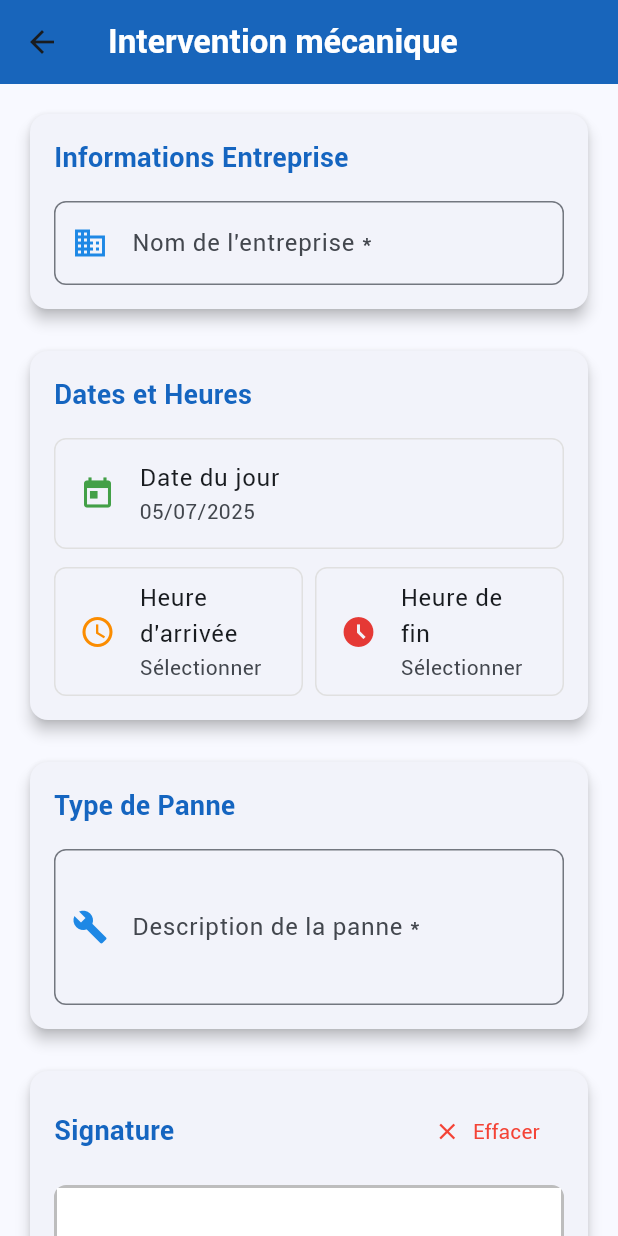
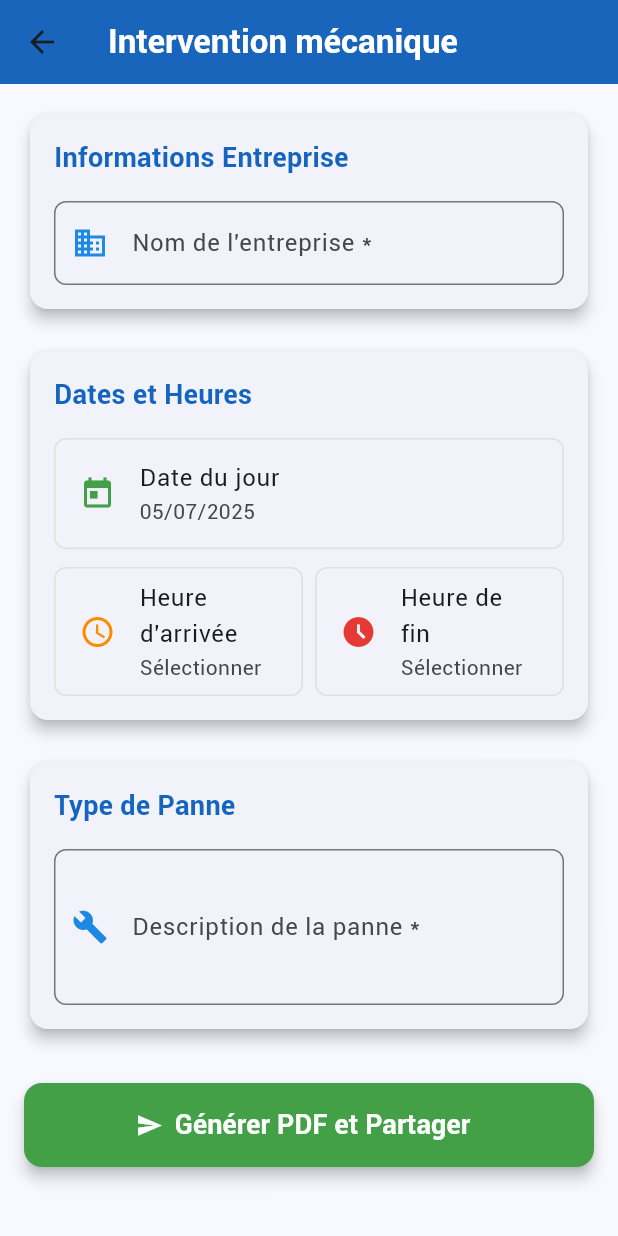
Before and after one commit to Ameut/app_enso, a Flutter app: the InterventionPage screen opened directly, on a phone screen of 412 x 824 dp. Run offline on Flutter 3.47's test engine with Material 3 defaults, Android fonts, the phone set to English and light mode, and no system bars; drawn by our look-alikes of signature; our stand-ins replace audioplayers, csv, fl_chart, flutter_local_notifications, hive, image_picker and 7 more; accounts and stored records are empty.

Commit message:
corection sur la page main et declassement

```diff
--- a/lib/intervention.dart
+++ b/lib/intervention.dart
@@ -1,5 +1,4 @@
 import 'package:flutter/material.dart';
-import 'package:signature/signature.dart';
 import 'package:pdf/pdf.dart';
 import 'package:pdf/widgets.dart' as pw;
 import 'package:path_provider/path_provider.dart';
@@ -7,12 +6,14 @@ import 'dart:io';
 import 'package:intl/intl.dart';
 import 'package:share_plus/share_plus.dart';
 
+/// Petite fonction utilitaire pour formater une heure au format 2 chiffres (ex: 09:05)
 String _formatHeure(TimeOfDay heure) {
   final h = heure.hour.toString().padLeft(2, '0');
   final m = heure.minute.toString().padLeft(2, '0');
   return '$h:$m';
 }
 
+/// Page d'intervention mécanique, formulaire de saisie et génération de PDF (sans signature)
 class InterventionPage extends StatefulWidget {
   @override
   _InterventionPageState createState() => _InterventionPageState();
@@ -21,23 +22,16 @@ class InterventionPage extends StatefulWidget {
 class _InterventionPageState extends State<InterventionPage> {
   final _formKey = GlobalKey<FormState>();
 
-  // Contrôleurs de texte
+  // Contrôleurs de texte pour récupérer les saisies utilisateur
   final TextEditingController _entrepriseController = TextEditingController();
   final TextEditingController _typePanneController = TextEditingController();
 
-  // Variables pour les dates et heures
+  // Variables de date et heure, initialisées à la date/heure actuelles
   DateTime _dateJour = DateTime.now();
   TimeOfDay? _heureArrivee;
   TimeOfDay? _heureFin;
 
-  // Contrôleur de signature
-  final SignatureController _signatureController = SignatureController(
-    penStrokeWidth: 3,
-    penColor: Colors.black,
-    exportBackgroundColor: Colors.white,
-  );
-
-  bool _isLoading = false;
+  bool _isLoading = false; // Affichage du loader lors de la génération PDF
 
   @override
   Widget build(BuildContext context) {
@@ -54,6 +48,7 @@ class _InterventionPageState extends State<InterventionPage> {
         backgroundColor: Colors.blue[800],
         elevation: 4,
       ),
+      // Le formulaire est scrollable pour s'adapter à tous les écrans
       body: SingleChildScrollView(
         padding: EdgeInsets.all(16.0),
         child: Form(
@@ -61,15 +56,13 @@ class _InterventionPageState extends State<InterventionPage> {
           child: Column(
             crossAxisAlignment: CrossAxisAlignment.start,
             children: [
-              _buildSectionEntreprise(),
+              _buildSectionEntreprise(), // Bloc nom entreprise
               SizedBox(height: 20),
-              _buildSectionDatesHeures(),
+              _buildSectionDatesHeures(), // Bloc date et heures
               SizedBox(height: 20),
-              _buildSectionTypePanne(),
-              SizedBox(height: 20),
-              _buildSectionSignature(),
+              _buildSectionTypePanne(), // Bloc description de la panne
               SizedBox(height: 32),
-              _buildBoutonEnvoi(),
+              _buildBoutonEnvoi(), // Bouton pour générer et partager le PDF
             ],
           ),
         ),
@@ -77,6 +70,7 @@ class _InterventionPageState extends State<InterventionPage> {
     );
   }
 
+  /// Bloc UI : informations sur l'entreprise
   Widget _buildSectionEntreprise() {
     return Card(
       elevation: 4,
@@ -122,6 +116,7 @@ class _InterventionPageState extends State<InterventionPage> {
     );
   }
 
+  /// Bloc UI : sélection de la date et des heures d'intervention
   Widget _buildSectionDatesHeures() {
     return Card(
       elevation: 4,
@@ -141,7 +136,7 @@ class _InterventionPageState extends State<InterventionPage> {
             ),
             SizedBox(height: 16),
 
-            // Date du jour (automatique)
+            // Date du jour (remplie automatiquement)
             ListTile(
               leading: Icon(Icons.today, color: Colors.green[600]),
               title: Text('Date du jour'),
@@ -153,7 +148,7 @@ class _InterventionPageState extends State<InterventionPage> {
             ),
             SizedBox(height: 12),
 
-            // Heures
+            // Sélection des heures d'arrivée et de fin
             Row(
               children: [
                 Expanded(
@@ -194,6 +189,7 @@ class _InterventionPageState extends State<InterventionPage> {
     );
   }
 
+  /// Bloc UI : description de la panne
   Widget _buildSectionTypePanne() {
     return Card(
       elevation: 4,
@@ -240,64 +236,7 @@ class _InterventionPageState extends State<InterventionPage> {
     );
   }
 
-  Widget _buildSectionSignature() {
-    return Card(
-      elevation: 4,
-      shape: RoundedRectangleBorder(borderRadius: BorderRadius.circular(12)),
-      child: Padding(
-        padding: EdgeInsets.all(16.0),
-        child: Column(
-          crossAxisAlignment: CrossAxisAlignment.start,
-          children: [
-            Row(
-              mainAxisAlignment: MainAxisAlignment.spaceBetween,
-              children: [
-                Text(
-                  'Signature',
-                  style: TextStyle(
-                    fontSize: 18,
-                    fontWeight: FontWeight.bold,
-                    color: Colors.blue[800],
-                  ),
-                ),
-                TextButton.icon(
-                  onPressed: () {
-                    _signatureController.clear();
-                  },
-                  icon: Icon(Icons.clear, color: Colors.red),
-                  label: Text('Effacer', style: TextStyle(color: Colors.red)),
-                ),
-              ],
-            ),
-            SizedBox(height: 12),
-            Container(
-              width: double.infinity,
-              height: 200,
-              decoration: BoxDecoration(
-                border: Border.all(color: Colors.grey[400]!, width: 2),
-                borderRadius: BorderRadius.circular(8),
-                color: Colors.grey[50],
-              ),
-              child: Signature(
-                controller: _signatureController,
-                backgroundColor: Colors.white,
-              ),
-            ),
-            SizedBox(height: 8),
-            Text(
-              'Signez dans le cadre ci-dessus',
-              style: TextStyle(
-                fontSize: 12,
-                color: Colors.grey[600],
-                fontStyle: FontStyle.italic,
-              ),
-            ),
-          ],
-        ),
-      ),
-    );
-  }
-
+  /// Unique bouton d'envoi pour générer le PDF et le partager
   Widget _buildBoutonEnvoi() {
     return SizedBox(
       width: double.infinity,
@@ -333,6 +272,7 @@ class _InterventionPageState extends State<InterventionPage> {
     );
   }
 
+  /// Sélection de l'heure via le sélecteur natif Flutter
   Future<void> _selectionnerHeure(bool isArrivee) async {
     final TimeOfDay? heure = await showTimePicker(
       context: context,
@@ -352,6 +292,7 @@ class _InterventionPageState extends State<InterventionPage> {
     }
   }
 
+  /// Génère le PDF, sauvegarde en temporaire, puis lance le partage natif
   Future<void> _genererEtPartagerPDF() async {
     if (!_formKey.currentState!.validate()) {
       _afficherMessage('Veuillez remplir tous les champs obligatoires',
@@ -365,29 +306,25 @@ class _InterventionPageState extends State<InterventionPage> {
       return;
     }
 
-    if (_signatureController.isEmpty) {
-      _afficherMessage('Veuillez signer le document', isError: true);
-      return;
-    }
-
     setState(() {
       _isLoading = true;
     });
 
     try {
-      // Générer le PDF
+      // 1. Génération du PDF
       final pdf = await _genererPDF();
 
-      // Sauvegarder le PDF
+      // 2. Sauvegarde sur le stockage temporaire de l'appareil
       final directory = await getTemporaryDirectory();
       final file = File(
           '${directory.path}/intervention_${DateTime.now().millisecondsSinceEpoch}.pdf');
       await file.writeAsBytes(await pdf.save());
 
-      // PARTAGE NATIF
+      // 3. Partage natif (mail, Whatsapp, etc.)
       await Share.shareXFiles(
         [XFile(file.path)],
-        text: "Rapport d'intervention PDF généré via l'application.",
+        text:
+            "Rapport d'intervention PDF généré via l'application enso estérel.",
         subject: "Rapport d'intervention - ${_entrepriseController.text}",
       );
 
@@ -403,11 +340,9 @@ class _InterventionPageState extends State<InterventionPage> {
     }
   }
 
+  /// Fonction qui génère le PDF à partir des champs saisis
   Future<pw.Document> _genererPDF() async {
     final pdf = pw.Document();
-
-    // Convertir la signature en image
-    final signatureImage = await _signatureController.toPngBytes();
 
     pdf.addPage(
       pw.Page(
@@ -416,7 +351,7 @@ class _InterventionPageState extends State<InterventionPage> {
           return pw.Column(
             crossAxisAlignment: pw.CrossAxisAlignment.start,
             children: [
-              // En-tête
+              // EN-TÊTE
               pw.Container(
                 width: double.infinity,
                 padding: pw.EdgeInsets.all(20),
@@ -437,7 +372,7 @@ class _InterventionPageState extends State<InterventionPage> {
               ),
               pw.SizedBox(height: 30),
 
-              // Informations
+              // INFOS GÉNÉRALES
               pw.Container(
                 padding: pw.EdgeInsets.all(16),
                 decoration: pw.BoxDecoration(
@@ -462,7 +397,7 @@ class _InterventionPageState extends State<InterventionPage> {
               ),
               pw.SizedBox(height: 20),
 
-              // Type de panne
+              // TYPE DE PANNE
               pw.Container(
                 padding: pw.EdgeInsets.all(16),
                 decoration: pw.BoxDecoration(
@@ -481,39 +416,10 @@ class _InterventionPageState extends State<InterventionPage> {
                   ],
                 ),
               ),
-              pw.SizedBox(height: 20),
-
-              // Signature
-              pw.Container(
-                padding: pw.EdgeInsets.all(16),
-                decoration: pw.BoxDecoration(
-                  border: pw.Border.all(color: PdfColors.grey300),
-                  borderRadius: pw.BorderRadius.circular(8),
-                ),
-                child: pw.Column(
-                  crossAxisAlignment: pw.CrossAxisAlignment.start,
-                  children: [
-                    pw.Text('SIGNATURE',
-                        style: pw.TextStyle(
-                            fontSize: 16, fontWeight: pw.FontWeight.bold)),
-                    pw.SizedBox(height: 10),
-                    pw.Container(
-                      height: 100,
-                      width: 200,
-                      decoration: pw.BoxDecoration(
-                        border: pw.Border.all(color: PdfColors.grey400),
-                      ),
-                      child: signatureImage != null
-                          ? pw.Image(pw.MemoryImage(signatureImage))
-                          : pw.Center(child: pw.Text('Pas de signature')),
-                    ),
-                  ],
-                ),
-              ),
 
               pw.Spacer(),
 
-              // Pied de page
+              // PIED DE PAGE : date et heure de génération
               pw.Center(
                 child: pw.Text(
                   'Document généré le ${DateFormat('dd/MM/yyyy à HH:mm').format(DateTime.now())}',
@@ -525,10 +431,10 @@ class _InterventionPageState extends State<InterventionPage> {
         },
       ),
     );
-
     return pdf;
   }
 
+  /// Fonction utilitaire pour formater une ligne dans le PDF
   pw.Widget _buildPDFRow(String label, String value) {
     return pw.Padding(
       padding: pw.EdgeInsets.symmetric(vertical: 4),
@@ -548,10 +454,10 @@ class _InterventionPageState extends State<InterventionPage> {
     );
   }
 
+  /// Réinitialisation du formulaire après envoi
   void _reinitialiserFormulaire() {
     _entrepriseController.clear();
     _typePanneController.clear();
-    _signatureController.clear();
     setState(() {
       _heureArrivee = null;
       _heureFin = null;
@@ -559,6 +465,7 @@ class _InterventionPageState extends State<InterventionPage> {
     });
   }
 
+  /// Affiche un message (vert ou rouge) en bas de l'écran
   void _afficherMessage(String message, {bool isError = false}) {
     ScaffoldMessenger.of(context).showSnackBar(
       SnackBar(
@@ -574,7 +481,6 @@ class _InterventionPageState extends State<InterventionPage> {
   void dispose() {
     _entrepriseController.dispose();
     _typePanneController.dispose();
-    _signatureController.dispose();
     super.dispose();
   }
 }
```
Also changed, not shown: lib/declassement.dart (+16 -16 lines), lib/main.dart (+5 -7 lines).
